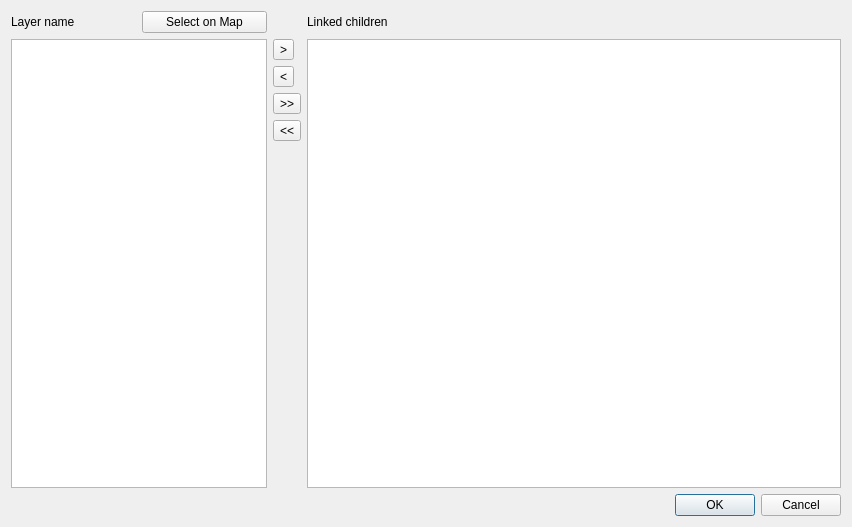
Qt form enhanced_relation_editor_widget/ui/relation_editor_link_child_manager_dialog.ui (opengisch/qgis-linking-relation-editor) before a commit.
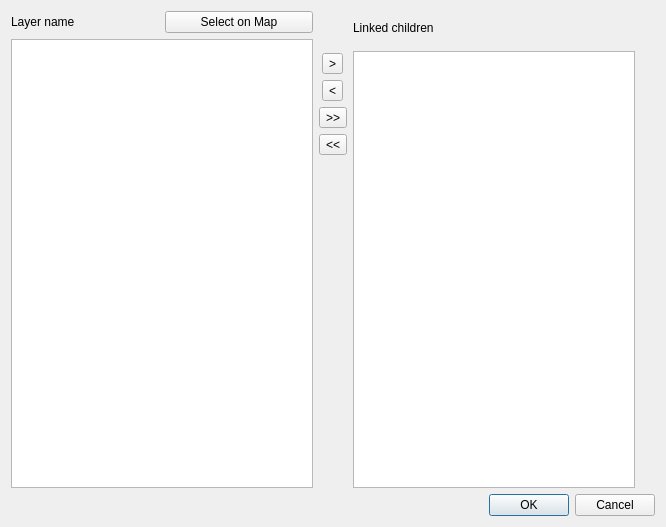
The same form after that commit.

Commit message: Fill feature lists

```diff
--- a/enhanced_relation_editor_widget/ui/relation_editor_link_child_manager_dialog.ui
+++ b/enhanced_relation_editor_widget/ui/relation_editor_link_child_manager_dialog.ui
@@ -6,36 +6,59 @@
    <rect>
     <x>0</x>
     <y>0</y>
-    <width>852</width>
+    <width>666</width>
     <height>527</height>
    </rect>
   </property>
   <property name="windowTitle">
    <string>Manage Linked Features</string>
   </property>
-  <layout class="QGridLayout" name="gridLayout">
-   <item row="1" column="2">
-    <widget class="QToolButton" name="toolButton">
-     <property name="text">
-      <string>&gt;</string>
+  <layout class="QGridLayout" name="gridLayout" columnstretch="4,0,4">
+   <item row="6" column="2">
+    <widget class="QDialogButtonBox" name="buttonBox">
+     <property name="orientation">
+      <enum>Qt::Horizontal</enum>
      </property>
-    </widget>
-   </item>
-   <item row="2" column="2">
-    <widget class="QToolButton" name="toolButton_4">
-     <property name="text">
-      <string>&lt;</string>
+     <property name="standardButtons">
+      <set>QDialogButtonBox::Cancel|QDialogButtonBox::Ok</set>
      </property>
     </widget>
    </item>
-   <item row="3" column="2">
+   <item row="3" column="1" alignment="Qt::AlignHCenter">
     <widget class="QToolButton" name="toolButton_3">
      <property name="text">
       <string>&gt;&gt;</string>
      </property>
     </widget>
    </item>
-   <item row="4" column="2">
+   <item row="2" column="1" alignment="Qt::AlignHCenter">
+    <widget class="QToolButton" name="toolButton_4">
+     <property name="text">
+      <string>&lt;</string>
+     </property>
+    </widget>
+   </item>
+   <item row="1" column="1" alignment="Qt::AlignHCenter">
+    <widget class="QToolButton" name="toolButton">
+     <property name="text">
+      <string>&gt;</string>
+     </property>
+    </widget>
+   </item>
+   <item row="5" column="1">
+    <spacer name="verticalSpacer">
+     <property name="orientation">
+      <enum>Qt::Vertical</enum>
+     </property>
+     <property name="sizeHint" stdset="0">
+      <size>
+       <width>20</width>
+       <height>40</height>
+      </size>
+     </property>
+    </spacer>
+   </item>
+   <item row="4" column="1" alignment="Qt::AlignHCenter">
     <widget class="QToolButton" name="toolButton_2">
      <property name="text">
       <string>&lt;&lt;</string>
@@ -43,54 +66,71 @@
     </widget>
    </item>
    <item row="0" column="1">
-    <widget class="QPushButton" name="pushButton">
-     <property name="text">
-      <string>Select on Map</string>
-     </property>
-    </widget>
-   </item>
-   <item row="0" column="0">
-    <widget class="QLabel" name="mLayerNameLabel">
-     <property name="text">
-      <string>Layer name</string>
-     </property>
-    </widget>
-   </item>
-   <item row="5" column="2">
-    <spacer name="verticalSpacer">
+    <spacer name="verticalSpacer_2">
      <property name="orientation">
       <enum>Qt::Vertical</enum>
      </property>
+     <property name="sizeType">
+      <enum>QSizePolicy::Fixed</enum>
+     </property>
      <property name="sizeHint" stdset="0">
       <size>
        <width>20</width>
-       <height>40</height>
+       <height>36</height>
       </size>
      </property>
     </spacer>
    </item>
-   <item row="6" column="3">
-    <widget class="QDialogButtonBox" name="buttonBox">
-     <property name="orientation">
-      <enum>Qt::Horizontal</enum>
-     </property>
-     <property name="standardButtons">
-      <set>QDialogButtonBox::Cancel|QDialogButtonBox::Ok</set>
-     </property>
-    </widget>
+   <item row="0" column="0" rowspan="6">
+    <layout class="QGridLayout" name="gridLayout_2">
+     <item row="0" column="0">
+      <widget class="QLabel" name="mLayerNameLabel">
+       <property name="text">
+        <string>Layer name</string>
+       </property>
+      </widget>
+     </item>
+     <item row="0" column="1">
+      <widget class="QPushButton" name="pushButton">
+       <property name="text">
+        <string>Select on Map</string>
+       </property>
+      </widget>
+     </item>
+     <item row="1" column="0" colspan="2">
+      <widget class="QListView" name="mFeaturesListViewLeft"/>
+     </item>
+    </layout>
    </item>
-   <item row="0" column="3">
-    <widget class="QLabel" name="label_2">
-     <property name="text">
-      <string>Linked children</string>
-     </property>
-    </widget>
-   </item>
-   <item row="1" column="0" rowspan="5" colspan="2">
-    <widget class="QListView" name="mFeaturesListViewLeft"/>
-   </item>
-   <item row="1" column="3" rowspan="5">
-    <widget class="QListView" name="mFeaturesListViewRight"/>
+   <item row="0" column="2" rowspan="6">
+    <layout class="QGridLayout" name="gridLayout_3">
+     <item row="0" column="0">
+      <widget class="QLabel" name="label_2">
+       <property name="text">
+        <string>Linked children</string>
+       </property>
+      </widget>
+     </item>
+     <item row="1" column="0">
+      <widget class="QListView" name="mFeaturesListViewRight"/>
+     </item>
+     <item row="0" column="1">
+      <spacer name="verticalSpacer_3">
+       <property name="orientation">
+        <enum>Qt::Vertical</enum>
+       </property>
+       <property name="sizeType">
+        <enum>QSizePolicy::Fixed</enum>
+       </property>
+       <property name="sizeHint" stdset="0">
+        <size>
+         <width>20</width>
+         <height>34</height>
+        </size>
+       </property>
+      </spacer>
+     </item>
+    </layout>
    </item>
   </layout>
  </widget>
```
The commit also changes 4 other files.
